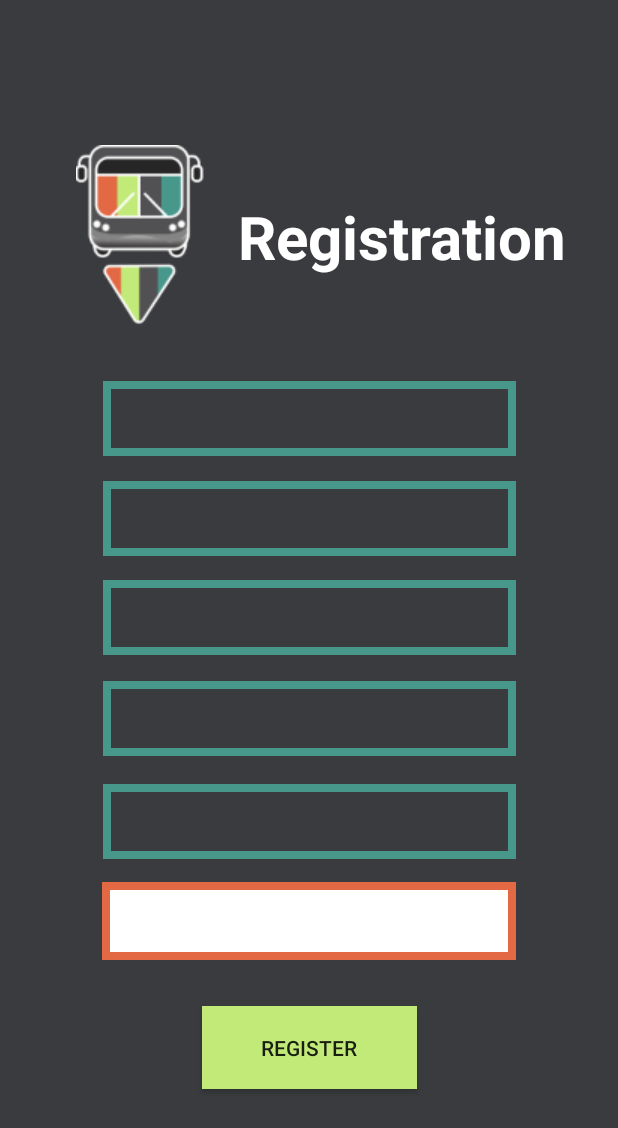
After one commit to Rnokes/TechpointTransitTeam1, an Android app: the layout sign_up.xml on its own in the app's theme, with its tools: preview values and no code run, on a phone screen of 412 x 824 dp. The commit adds this screen. Shown: the top 1128 px of the screen. Run offline under Robolectric (Android 15) with nearby library versions, the phone set to English and light mode, and no system bars.

Commit message:
Starting work on sign up feature.

```diff
--- a/app/src/main/java/com/example/transync/SignIn.java
+++ b/app/src/main/java/com/example/transync/SignIn.java
@@ -92,6 +92,7 @@ public class SignIn extends Activity {
                 else {
                     //TODO: Add a pop up saying incorrect input, and set these listeners up in a loop.
                     System.out.println("Incorrect login given");
+                    findViewById(R.id.incorrectSignIn).setVisibility(View.VISIBLE);
                 }
             }
         });
--- a/app/src/main/res/layout/sign_in.xml
+++ b/app/src/main/res/layout/sign_in.xml
@@ -122,6 +122,24 @@
         app:layout_constraintStart_toStartOf="parent"
         app:layout_constraintTop_toTopOf="parent" />
 
+    <TextView
+        android:id="@+id/incorrectSignIn"
+        android:layout_width="wrap_content"
+        android:layout_height="wrap_content"
+        android:layout_marginBottom="435dp"
+        android:layout_marginTop="272dp"
+        android:text="@string/incorrect_login_please_try_again"
+        android:textAllCaps="true"
+        android:textColor="#E34960"
+        android:textSize="18sp"
+        android:textStyle="italic"
+        android:visibility="invisible"
+        app:layout_constraintBottom_toBottomOf="parent"
+        app:layout_constraintEnd_toEndOf="parent"
+        app:layout_constraintHorizontal_bias="0.5"
+        app:layout_constraintStart_toStartOf="parent"
+        app:layout_constraintTop_toTopOf="parent" />
+
     <View
         android:id="@+id/user_outline"
         android:layout_width="298dp"
--- /dev/null
+++ b/app/src/main/res/layout/sign_up.xml
@@ -0,0 +1,133 @@
+<?xml version="1.0" encoding="utf-8"?>
+<androidx.constraintlayout.widget.ConstraintLayout xmlns:android="http://schemas.android.com/apk/res/android"
+    xmlns:app="http://schemas.android.com/apk/res-auto"
+    xmlns:tools="http://schemas.android.com/tools"
+    android:layout_width="match_parent"
+    android:layout_height="match_parent"
+    android:background="#3A3B3E">
+
+    <Button
+        android:id="@+id/button"
+        android:layout_width="143dp"
+        android:layout_height="55dp"
+        android:layout_marginBottom="52dp"
+        android:layout_marginTop="624dp"
+        android:background="#C2EA79"
+        android:text="Register"
+        app:layout_constraintBottom_toBottomOf="parent"
+        app:layout_constraintEnd_toEndOf="parent"
+        app:layout_constraintHorizontal_bias="0.5"
+        app:layout_constraintStart_toStartOf="parent"
+        app:layout_constraintTop_toTopOf="parent" />
+
+    <ImageView
+        android:id="@+id/imageView"
+        android:layout_width="wrap_content"
+        android:layout_height="wrap_content"
+        android:layout_marginBottom="559dp"
+        android:layout_marginEnd="275dp"
+        android:layout_marginStart="50dp"
+        android:layout_marginTop="50dp"
+        android:contentDescription="@string/bus_icon_desc"
+        app:layout_constraintBottom_toBottomOf="parent"
+        app:layout_constraintEnd_toEndOf="parent"
+        app:layout_constraintStart_toStartOf="parent"
+        app:layout_constraintTop_toTopOf="parent"
+        app:srcCompat="@drawable/newbus" />
+
+    <ImageView
+        android:id="@+id/imageView2"
+        android:layout_width="275dp"
+        android:layout_height="50dp"
+        android:layout_marginBottom="474dp"
+        android:layout_marginTop="207dp"
+        app:layout_constraintBottom_toBottomOf="parent"
+        app:layout_constraintEnd_toEndOf="parent"
+        app:layout_constraintHorizontal_bias="0.5"
+        app:layout_constraintStart_toStartOf="parent"
+        app:layout_constraintTop_toTopOf="parent"
+        app:srcCompat="@drawable/blue_rectangle" />
+
+    <ImageView
+        android:id="@+id/imageView3"
+        android:layout_width="275dp"
+        android:layout_height="50dp"
+        android:layout_marginBottom="407dp"
+        android:layout_marginTop="274dp"
+        app:layout_constraintBottom_toBottomOf="parent"
+        app:layout_constraintEnd_toEndOf="parent"
+        app:layout_constraintHorizontal_bias="0.5"
+        app:layout_constraintStart_toStartOf="parent"
+        app:layout_constraintTop_toTopOf="parent"
+        app:srcCompat="@drawable/blue_rectangle" />
+
+    <ImageView
+        android:id="@+id/imageView4"
+        android:layout_width="275dp"
+        android:layout_height="50dp"
+        android:layout_marginBottom="341dp"
+        android:layout_marginTop="340dp"
+        app:layout_constraintBottom_toBottomOf="parent"
+        app:layout_constraintEnd_toEndOf="parent"
+        app:layout_constraintHorizontal_bias="0.5"
+        app:layout_constraintStart_toStartOf="parent"
+        app:layout_constraintTop_toTopOf="parent"
+        app:srcCompat="@drawable/blue_rectangle" />
+
+    <ImageView
+        android:id="@+id/imageView5"
+        android:layout_width="275dp"
+        android:layout_height="50dp"
+        android:layout_marginBottom="274dp"
+        android:layout_marginTop="407dp"
+        app:layout_constraintBottom_toBottomOf="parent"
+        app:layout_constraintEnd_toEndOf="parent"
+        app:layout_constraintHorizontal_bias="0.5"
+        app:layout_constraintStart_toStartOf="parent"
+        app:layout_constraintTop_toTopOf="parent"
+        app:srcCompat="@drawable/blue_rectangle" />
+
+    <ImageView
+        android:id="@+id/imageView7"
+        android:layout_width="276dp"
+        android:layout_height="52dp"
+        android:layout_marginBottom="138dp"
+        android:layout_marginTop="541dp"
+        android:background="#FFFFFF"
+        app:layout_constraintBottom_toBottomOf="parent"
+        app:layout_constraintEnd_toEndOf="parent"
+        app:layout_constraintHorizontal_bias="0.5"
+        app:layout_constraintStart_toStartOf="parent"
+        app:layout_constraintTop_toTopOf="parent"
+        app:srcCompat="@drawable/orange_rectangle" />
+
+    <ImageView
+        android:id="@+id/imageView6"
+        android:layout_width="275dp"
+        android:layout_height="50dp"
+        android:layout_marginBottom="205dp"
+        android:layout_marginTop="476dp"
+        app:layout_constraintBottom_toBottomOf="parent"
+        app:layout_constraintEnd_toEndOf="parent"
+        app:layout_constraintHorizontal_bias="0.5"
+        app:layout_constraintStart_toStartOf="parent"
+        app:layout_constraintTop_toTopOf="parent"
+        app:srcCompat="@drawable/blue_rectangle" />
+
+    <TextView
+        android:id="@+id/textView6"
+        android:layout_width="wrap_content"
+        android:layout_height="wrap_content"
+        android:layout_marginBottom="593dp"
+        android:layout_marginEnd="33dp"
+        android:layout_marginStart="157dp"
+        android:layout_marginTop="84dp"
+        android:text="@string/registration"
+        android:textColor="#FFFFFF"
+        android:textSize="40sp"
+        android:textStyle="bold"
+        app:layout_constraintBottom_toBottomOf="parent"
+        app:layout_constraintEnd_toEndOf="parent"
+        app:layout_constraintStart_toStartOf="parent"
+        app:layout_constraintTop_toTopOf="parent" />
+</androidx.constraintlayout.widget.ConstraintLayout>
--- a/app/src/main/res/values/strings.xml
+++ b/app/src/main/res/values/strings.xml
@@ -31,4 +31,6 @@
     <string name="future_payment_purchase">Future Payment Purchase</string>
     <string name="future_payment_consent">Future Payment Consent</string>
     <string name="buy_a_thing">Buy a Thing</string>
+    <string name="incorrect_login_please_try_again">Incorrect Login, Please Try Again</string>
+    <string name="registration">Registration</string>
 </resources>
```
